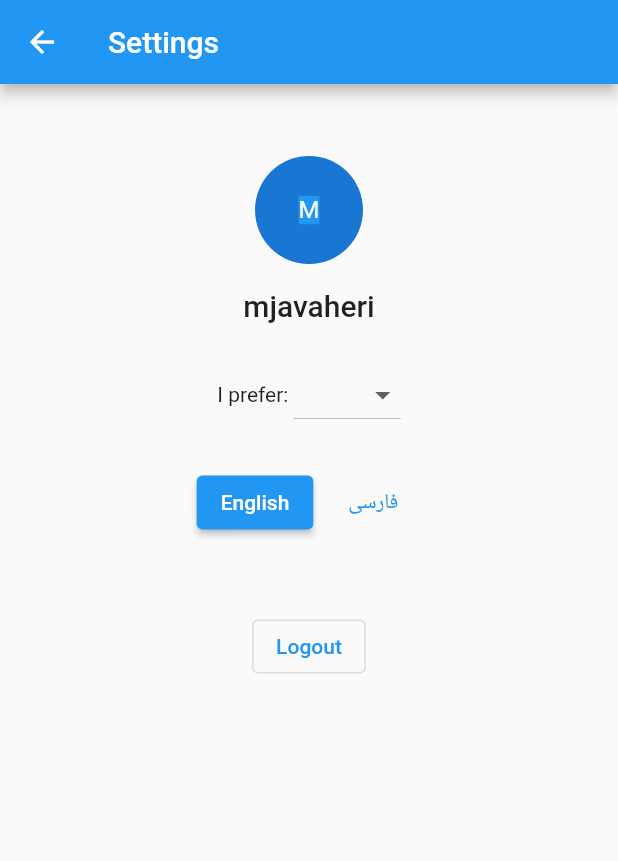
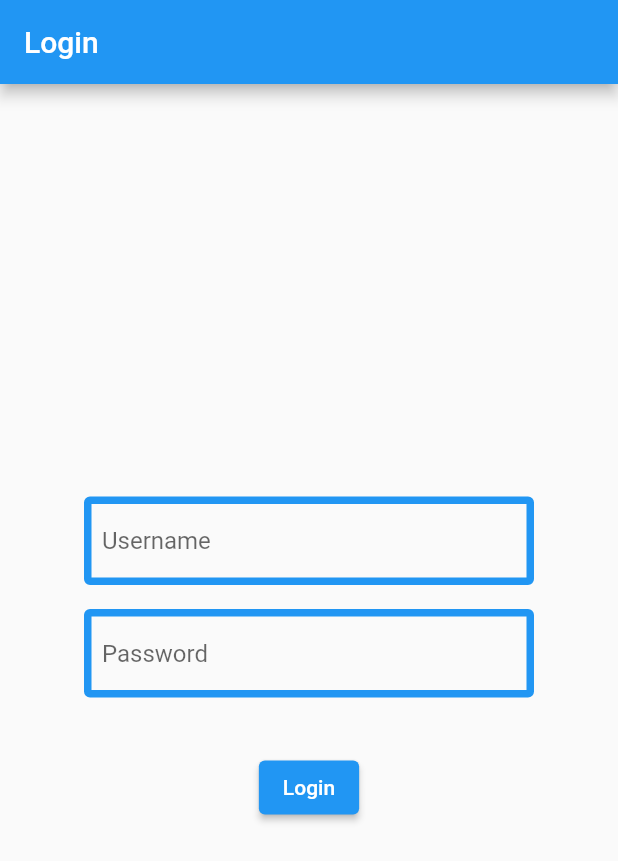
Before and after one commit to javaherisaber/StateCafe, a Flutter app: the SettingsPage screen opened by its route, after a tap on "Logout", on a phone screen of 412 x 824 dp. Shown: the top 861 px of the screen. Run offline on Flutter 3.47's test engine with Material 2 defaults, Android fonts, the light colour scheme and no system bars; our stand-ins replace cached_network_image, flutter_svg, rxdart; missing offline and left inert: need_resume, touch_mouse_behavior; generated files the repository leaves out were written again.

Commit message:
Add login page

```diff
--- a/lib/routes.dart
+++ b/lib/routes.dart
@@ -1,4 +1,5 @@
 import 'package:flutter/material.dart';
+import 'package:state_cafe/rx/screens/login/login.dart';
 import 'package:state_cafe/rx/screens/settings/settings.dart';
 
 import 'rx/screens/home/home.dart';
@@ -11,6 +12,7 @@ abstract class Routes {
   static const home = '/home';
   static const splash = '/splash';
   static const settings = '/settings';
+  static const login = '/login';
 
   static const initialRoute = splash;
 
@@ -18,5 +20,6 @@ abstract class Routes {
     home: (context) => const HomePage(),
     splash: (context) => const SplashPage(),
     settings: (context) => const SettingsPage(),
+    login: (context) => const LoginPage(),
   };
 }
--- /dev/null
+++ b/lib/rx/screens/login/login.dart
@@ -0,0 +1,57 @@
+import 'package:flutter/material.dart';
+import 'package:state_cafe/routes.dart';
+import 'package:state_cafe/widgets/sized_box/space.dart';
+
+class LoginPage extends StatelessWidget {
+  const LoginPage({super.key});
+
+  @override
+  Widget build(BuildContext context) {
+    return Scaffold(
+      appBar: AppBar(title: const Text('Login')),
+      body: Center(child: content(context)),
+    );
+  }
+
+  Widget content(BuildContext context) {
+    return Column(
+      mainAxisAlignment: MainAxisAlignment.center,
+      children: [
+        input('Username'),
+        const Space(height: 16),
+        input('Password'),
+        const Space(height: 36),
+        confirm(context),
+      ],
+    );
+  }
+
+  Widget input(String hint) {
+    return SizedBox(
+      width: 300,
+      child: TextField(
+        decoration: InputDecoration(
+          focusedBorder: const OutlineInputBorder(
+            borderSide: BorderSide(color: Colors.greenAccent, width: 5.0),
+          ),
+          enabledBorder: const OutlineInputBorder(
+            borderSide: BorderSide(color: Colors.blue, width: 5.0),
+          ),
+          hintText: hint,
+        ),
+      ),
+    );
+  }
+
+  Widget confirm(BuildContext context) {
+    return ElevatedButton(
+      style: const ButtonStyle(
+        visualDensity: VisualDensity.standard,
+      ),
+      onPressed: () {
+        Navigator.pushReplacementNamed(context, Routes.home);
+      },
+      child: const Text('Login'),
+    );
+  }
+}
--- a/lib/rx/screens/settings/settings.dart
+++ b/lib/rx/screens/settings/settings.dart
@@ -1,6 +1,8 @@
 import 'package:flutter/material.dart';
 import 'package:state_cafe/base/first_class_functions.dart';
 import 'package:state_cafe/widgets/sized_box/space.dart';
+
+import '../../../routes.dart';
 
 class SettingsPage extends StatelessWidget {
   const SettingsPage({super.key});
@@ -27,7 +29,7 @@ class SettingsPage extends StatelessWidget {
               const Space(height: 24),
               language(),
               const Space(height: 48),
-              logout(),
+              logout(context),
             ],
           ),
         ),
@@ -80,7 +82,12 @@ class SettingsPage extends StatelessWidget {
     );
   }
 
-  Widget logout() {
-    return OutlinedButton(onPressed: () {}, child: Text('Logout'));
+  Widget logout(BuildContext context) {
+    return OutlinedButton(
+      onPressed: () {
+        Navigator.pushNamedAndRemoveUntil(context, Routes.login, ModalRoute.withName(Routes.splash));
+      },
+      child: Text('Logout'),
+    );
   }
 }
```
